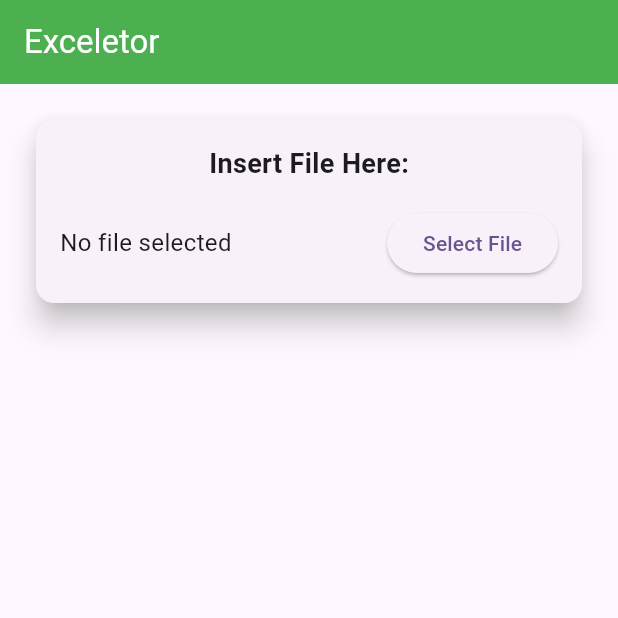
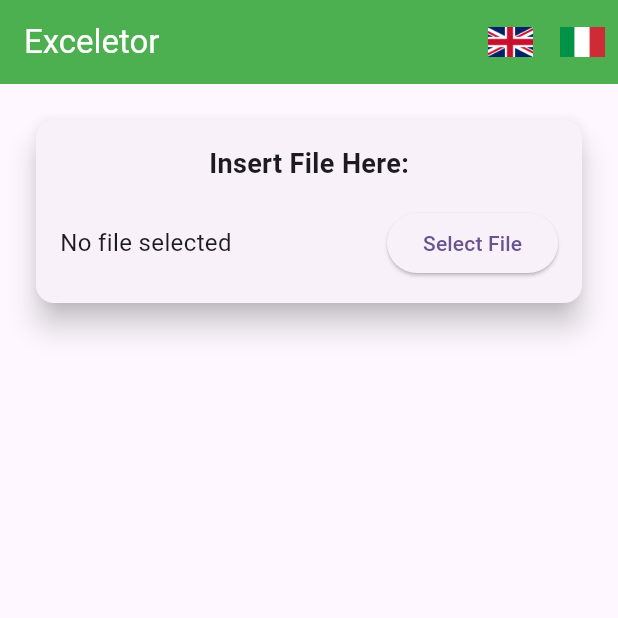
Before and after one commit to Pablo-gitub/excel_category, a Flutter app: the screen it shows after launch, after a tap on "Select File", on a phone screen of 412 x 824 dp, the top half of it. Run offline on Flutter 3.47's test engine with Material 3 defaults, Android fonts, the phone set to English and light mode, and no system bars; our stand-ins replace file_picker, flutter_translate; missing offline and left inert: excel.

Commit message:
multiple language

```diff
--- a/lib/main.dart
+++ b/lib/main.dart
@@ -1,8 +1,21 @@
 import 'package:exel_category/view/home_page.dart';
 import 'package:flutter/material.dart';
+import 'package:flutter_translate/flutter_translate.dart';
+import 'package:flutter_localizations/flutter_localizations.dart';
 
-void main() {
-  runApp(const MyApp());
+Future<void> main() async {
+  var delegate = await LocalizationDelegate.create(
+    fallbackLocale: 'en',
+    supportedLocales: [
+      'en',
+      'it',
+      'zh',
+    ],
+  );
+
+  runApp(
+    LocalizedApp(delegate, const MyApp()),
+  );
 }
 
 class MyApp extends StatelessWidget {
@@ -11,6 +24,8 @@ class MyApp extends StatelessWidget {
   // This widget is the root of your application.
   @override
   Widget build(BuildContext context) {
+    var localizationDelegate = LocalizedApp.of(context).delegate;
+
     return MaterialApp(
       debugShowCheckedModeBanner: false,
       title: 'Flutter Demo',
@@ -18,6 +33,13 @@ class MyApp extends StatelessWidget {
         colorScheme: ColorScheme.fromSeed(seedColor: Colors.deepPurple),
         useMaterial3: true,
       ),
+      localizationsDelegates: [
+        GlobalMaterialLocalizations.delegate,
+        GlobalWidgetsLocalizations.delegate,
+        localizationDelegate
+      ],
+      supportedLocales: localizationDelegate.supportedLocales,
+      locale: localizationDelegate.currentLocale,
       home: const HomePage(),
     );
   }
--- a/lib/view/filter_details.dart
+++ b/lib/view/filter_details.dart
@@ -1,5 +1,6 @@
 import 'package:flutter/material.dart';
 import 'package:exel_category/model/excel_element.dart';
+import 'package:flutter_translate/flutter_translate.dart';
 
 class FilterDetails extends StatelessWidget {
   final List<ExcelElement> filteredVehicles;
@@ -10,7 +11,7 @@ class FilterDetails extends StatelessWidget {
   Widget build(BuildContext context) {
     return Scaffold(
       appBar: AppBar(
-        title: const Text('Filtered Vehicle Details'),
+        title: Text(translate('Filtred Elements')),
       ),
       body: ListView.builder(
         itemCount: filteredVehicles.length,
--- a/lib/view/home_page.dart
+++ b/lib/view/home_page.dart
@@ -3,6 +3,7 @@ import 'package:exel_category/view/column_filter_card.dart';
 import 'package:exel_category/view/insert_file.dart';
 import 'package:exel_category/model/excel_element.dart';
 import 'package:exel_category/view/filter_details.dart';
+import 'package:flutter_translate/flutter_translate.dart';
 
 class HomePage extends StatefulWidget {
   const HomePage({super.key});
@@ -25,6 +26,31 @@ class _HomePageState extends State<HomePage> {
         foregroundColor: Colors.white,
         title: const Text('Exceletor'),
         actions: [
+          // IconButton per la lingua inglese
+          IconButton(
+            icon: Image.asset(
+              'assets/uk_flag.png',
+              width: 30,
+              height: 20,
+              fit: BoxFit.cover,
+              semanticLabel: translate('en'),
+            ),
+            onPressed: () => changeLocale(context, 'en'),
+            tooltip: translate('en'),
+          ),
+          // IconButton per la lingua italiana
+          IconButton(
+            icon: Image.asset(
+              'assets/it_flag.png',
+              width: 30,
+              height: 20,
+              fit: BoxFit.cover,
+              semanticLabel: translate('it'),
+            ),
+            onPressed: () => changeLocale(context, 'it'),
+            tooltip: translate('it'),
+          ),
+
           if (elements.isNotEmpty && filtersApplied)
             IconButton(
               icon: const Icon(Icons.refresh),
@@ -80,7 +106,7 @@ class _HomePageState extends State<HomePage> {
                     // Pulsante per resettare tutti i filtri
                     TextButton(
                       onPressed: resetFilters,
-                      child: const Text('Reset All'),
+                      child: Text(translate('Reset All')),
                     ),
                   ],
                 ),
@@ -145,8 +171,8 @@ class _HomePageState extends State<HomePage> {
                   } else {
                     // Mostra un messaggio se nessun filtro è stato applicato o nessun risultato è stato trovato
                     ScaffoldMessenger.of(context).showSnackBar(
-                      const SnackBar(
-                        content: Text('No results match the selected filters.'),
+                      SnackBar(
+                        content: Text(translate('No results match the selected filters.')),
                       ),
                     );
                   }
@@ -163,8 +189,8 @@ class _HomePageState extends State<HomePage> {
                         BorderRadius.circular(25), // Angoli arrotondati
                   ),
                 ),
-                child: const Text(
-                  'Apply Filters',
+                child: Text(
+                  translate('Apply Filters'),
                   style: TextStyle(fontSize: 22),
                 ),
               ),
--- a/lib/view/insert_file.dart
+++ b/lib/view/insert_file.dart
@@ -3,6 +3,7 @@ import 'package:excel/excel.dart';
 import 'package:file_picker/file_picker.dart';
 import 'package:flutter/material.dart';
 import 'package:exel_category/model/excel_element.dart';
+import 'package:flutter_translate/flutter_translate.dart';
 
 class InsertFile extends StatefulWidget {
   final Function(Map<String, List<String>>, List<ExcelElement>) onFileLoaded;
@@ -29,8 +30,8 @@ class _InsertFileState extends State<InsertFile> {
             child: Column(
               mainAxisSize: MainAxisSize.min,
               children: [
-                const Text(
-                  'Insert File Here:',
+                Text(
+                  translate('Insert File Here:'),
                   style: TextStyle(fontSize: 18, fontWeight: FontWeight.bold),
                 ),
                 const SizedBox(height: 16),
@@ -39,7 +40,7 @@ class _InsertFileState extends State<InsertFile> {
                   children: [
                     Flexible(
                       child: Text(
-                        fileName ?? 'No file selected',
+                        fileName ?? translate('No file selected'),
                         overflow: TextOverflow.ellipsis,
                         maxLines: 1,
                         style: const TextStyle(fontSize: 16),
@@ -56,7 +57,7 @@ class _InsertFileState extends State<InsertFile> {
                           await loadExcelFile(result.files.single.path!);
                         }
                       },
-                      child: const Text('Select File'),
+                      child: Text(translate('Select File')),
                     ),
                   ],
                 ),
```
Also changed, not shown: assets/i18n/en.json (added, +9 -0 lines), assets/i18n/it.json (added, +9 -0 lines), pubspec.yaml (+6 -3 lines), assets/it_flag.png (added), assets/uk_flag.png (added), pubspec.lock, 5 other files.
